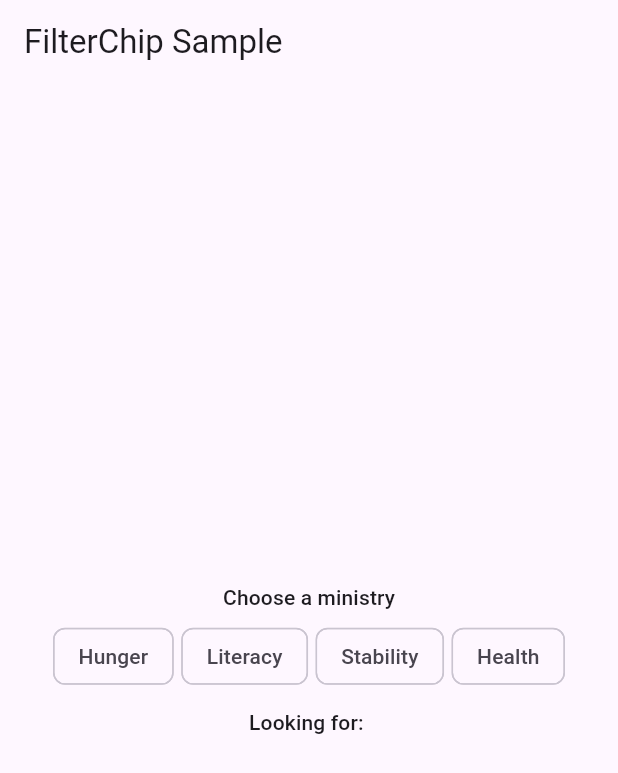
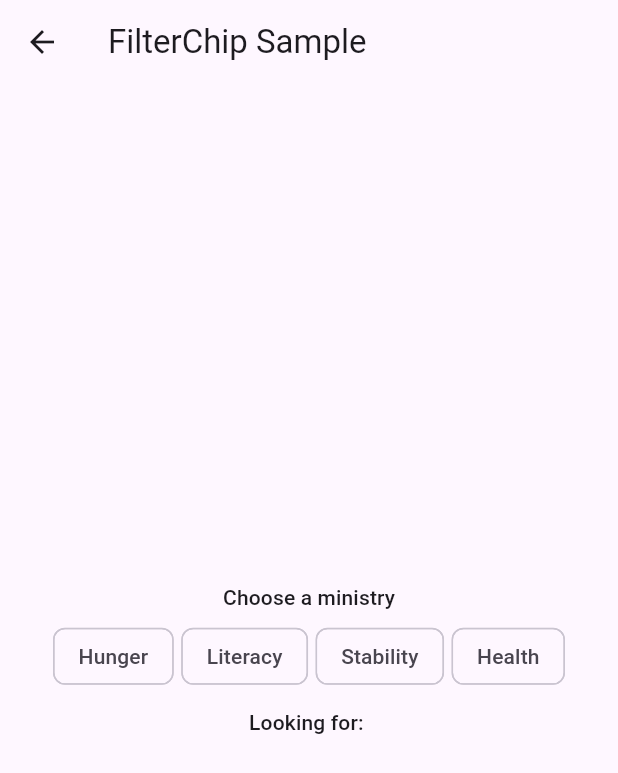
Before and after one commit to JB7704/Ministry-Outreach-Network, a Flutter app: the screen it shows after launch, after a tap on "Filter by Criteria", on a phone screen of 412 x 824 dp. Shown: the top 773 px of the screen. Run offline on Flutter 3.47's test engine with Material 3 defaults, Android fonts, the phone set to English and light mode, and no system bars; our stand-ins replace firebase_core; missing offline and left inert: firebase_data_connect; accounts and stored records are empty.

Commit message:
Back button on tag screen

```diff
--- a/ministry_outreach_network/lib/screens/tag_screen.dart
+++ b/ministry_outreach_network/lib/screens/tag_screen.dart
@@ -9,7 +9,15 @@ class TagScreen extends StatelessWidget {
   Widget build(BuildContext context) {
     return MaterialApp(
       home: Scaffold(
-        appBar: AppBar(title: const Text('FilterChip Sample')),
+        appBar: AppBar(
+          leading: IconButton(
+            icon: const Icon(Icons.arrow_back),
+            onPressed: () {
+              Navigator.pop(context);
+            }
+          ),
+          title: const Text('FilterChip Sample'),
+        ),
         body: const FilterChipExample(),
       ),
     );
```
